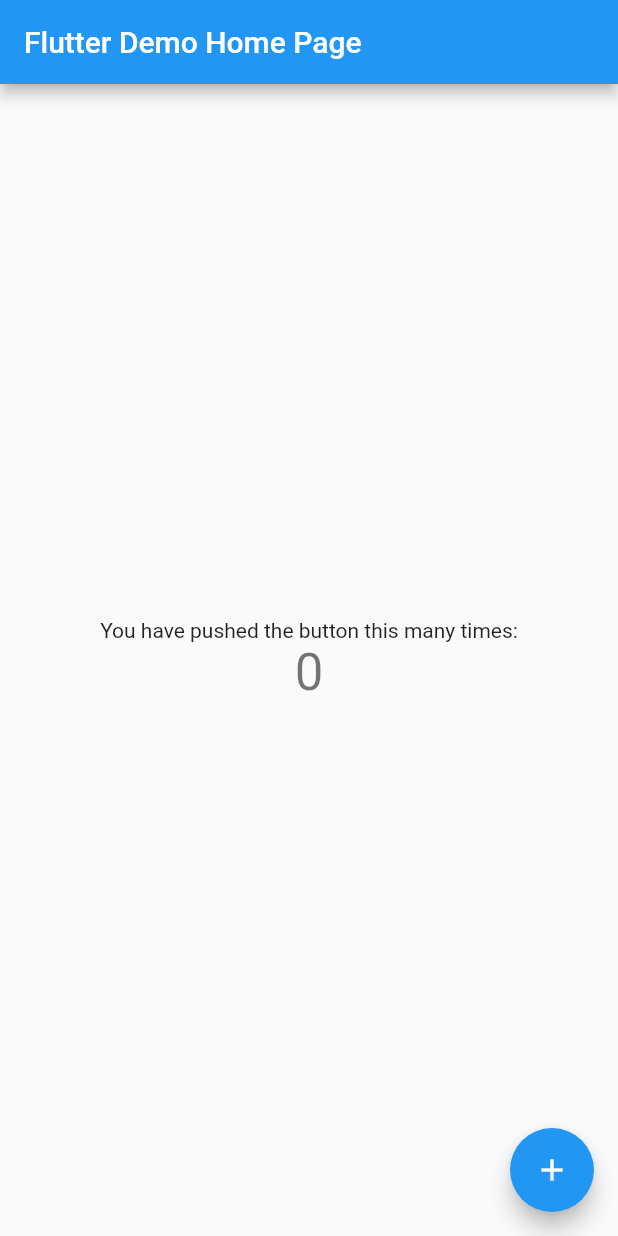
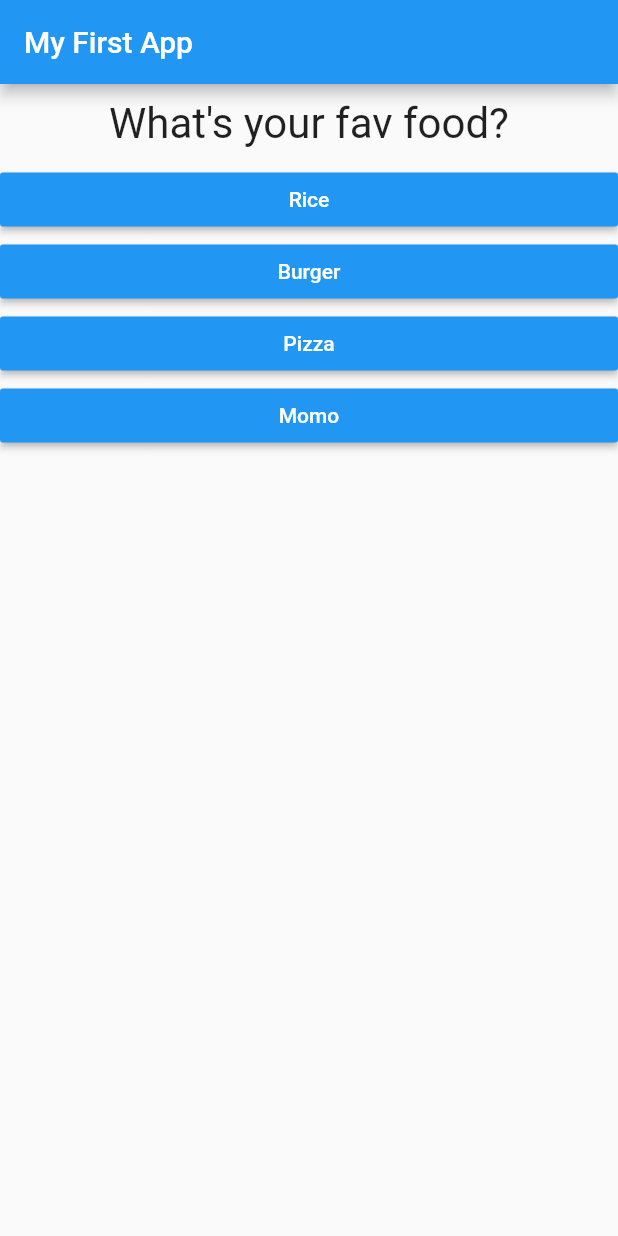
Before and after one commit to MayankKandpal/Flutter_Dev-Udemy-, a Flutter app: the screen it shows after launch, on a phone screen of 412 x 824 dp. Run offline on Flutter 3.47's test engine with Material 2 defaults, Android fonts, the phone set to English and light mode, and no system bars.

Commit message:
first flutter quiz app complete

```diff
--- /dev/null
+++ b/lib/Result.dart
@@ -0,0 +1,35 @@
+import 'package:flutter/material.dart';
+
+class Result extends StatelessWidget {
+  final int resultScore;
+  final Function resetHandler;
+  Result(this.resultScore, this.resetHandler);
+  String get resultPhrase {
+    String resultText;
+    if (resultScore > 8) {
+      resultText = 'You are awesome';
+    } else {
+      resultText = 'You can do better';
+    }
+    return resultText;
+  }
+
+  @override
+  Widget build(BuildContext context) {
+    return Center(
+        child: Column(
+      children: [
+        Text(
+          resultPhrase,
+          style: TextStyle(fontSize: 36, fontWeight: FontWeight.bold),
+          textAlign: TextAlign.center,
+        ),
+        FlatButton(
+          child: Text('Reset Quiz', style: TextStyle(fontSize: 32)),
+          textColor: Colors.blue,
+          onPressed: resetHandler,
+        )
+      ],
+    ));
+  }
+}
--- /dev/null
+++ b/lib/answer.dart
@@ -0,0 +1,18 @@
+import 'package:flutter/material.dart';
+
+class Answer extends StatelessWidget {
+  final Function selectHandler;
+  final String answerText;
+  Answer(this.selectHandler, this.answerText);
+  @override
+  Widget build(BuildContext context) {
+    return Container(
+      width: double.infinity,
+      child: RaisedButton(
+          color: Colors.blue,
+          textColor: Colors.white,
+          child: Text(answerText),
+          onPressed: selectHandler),
+    );
+  }
+}
--- a/lib/main.dart
+++ b/lib/main.dart
@@ -1,117 +1,76 @@
 import 'package:flutter/material.dart';
+import './question.dart';
+import './answer.dart';
+import './quiz.dart';
+import './Result.dart';
 
 void main() {
   runApp(MyApp());
 }
 
-class MyApp extends StatelessWidget {
-  // This widget is the root of your application.
+//void main()=>runApp(MyApp());
+class MyApp extends StatefulWidget {
   @override
-  Widget build(BuildContext context) {
-    return MaterialApp(
-      title: 'Flutter Demo',
-      theme: ThemeData(
-        // This is the theme of your application.
-        //
-        // Try running your application with "flutter run". You'll see the
-        // application has a blue toolbar. Then, without quitting the app, try
-        // changing the primarySwatch below to Colors.green and then invoke
-        // "hot reload" (press "r" in the console where you ran "flutter run",
-        // or simply save your changes to "hot reload" in a Flutter IDE).
-        // Notice that the counter didn't reset back to zero; the application
-        // is not restarted.
-        primarySwatch: Colors.blue,
-        // This makes the visual density adapt to the platform that you run
-        // the app on. For desktop platforms, the controls will be smaller and
-        // closer together (more dense) than on mobile platforms.
-        visualDensity: VisualDensity.adaptivePlatformDensity,
-      ),
-      home: MyHomePage(title: 'Flutter Demo Home Page'),
-    );
+  State<StatefulWidget> createState() {
+    // TODO: implement createState
+    return _MyAppState();
   }
 }
 
-class MyHomePage extends StatefulWidget {
-  MyHomePage({Key key, this.title}) : super(key: key);
+class _MyAppState extends State<MyApp> {
+  final _questions = [
+    {
+      'question text': 'What\'s your fav food?',
+      'answers': [
+        {'text': 'Rice', 'score': 3},
+        {'text': 'Burger', 'score': 1},
+        {'text': 'Pizza', 'score': 7},
+        {'text': 'Momo', 'score': 8}
+      ],
+    },
+    {
+      'question text': 'What\'s your fav animal?',
+      'answers': [
+        {'text': 'Rabbit', 'score': 3},
+        {'text': 'Lion', 'score': 1},
+        {'text': 'Dog', 'score': 7},
+        {'text': 'Cat', 'score': 8}
+      ],
+    }
+  ];
+  var _questionIndex = 0;
+  var _totalScore = 0;
+  void _resetQuiz(){
+    setState(() {
+       _questionIndex = 0;
+      _totalScore = 0;
+    });
 
-  // This widget is the home page of your application. It is stateful, meaning
-  // that it has a State object (defined below) that contains fields that affect
-  // how it looks.
-
-  // This class is the configuration for the state. It holds the values (in this
-  // case the title) provided by the parent (in this case the App widget) and
-  // used by the build method of the State. Fields in a Widget subclass are
-  // always marked "final".
-
-  final String title;
-
-  @override
-  _MyHomePageState createState() => _MyHomePageState();
-}
-
-class _MyHomePageState extends State<MyHomePage> {
-  int _counter = 0;
-
-  void _incrementCounter() {
+  }
+  void _answerQuestion(int score) {
+    _totalScore += score;
     setState(() {
-      // This call to setState tells the Flutter framework that something has
-      // changed in this State, which causes it to rerun the build method below
-      // so that the display can reflect the updated values. If we changed
-      // _counter without calling setState(), then the build method would not be
-      // called again, and so nothing would appear to happen.
-      _counter++;
+      _questionIndex = _questionIndex + 1;
     });
+    if (_questionIndex < _questions.length) {
+      print(_questionIndex);
+    }
   }
 
   @override
   Widget build(BuildContext context) {
-    // This method is rerun every time setState is called, for instance as done
-    // by the _incrementCounter method above.
-    //
-    // The Flutter framework has been optimized to make rerunning build methods
-    // fast, so that you can just rebuild anything that needs updating rather
-    // than having to individually change instances of widgets.
-    return Scaffold(
-      appBar: AppBar(
-        // Here we take the value from the MyHomePage object that was created by
-        // the App.build method, and use it to set our appbar title.
-        title: Text(widget.title),
-      ),
-      body: Center(
-        // Center is a layout widget. It takes a single child and positions it
-        // in the middle of the parent.
-        child: Column(
-          // Column is also a layout widget. It takes a list of children and
-          // arranges them vertically. By default, it sizes itself to fit its
-          // children horizontally, and tries to be as tall as its parent.
-          //
-          // Invoke "debug painting" (press "p" in the console, choose the
-          // "Toggle Debug Paint" action from the Flutter Inspector in Android
-          // Studio, or the "Toggle Debug Paint" command in Visual Studio Code)
-          // to see the wireframe for each widget.
-          //
-          // Column has various properties to control how it sizes itself and
-          // how it positions its children. Here we use mainAxisAlignment to
-          // center the children vertically; the main axis here is the vertical
-          // axis because Columns are vertical (the cross axis would be
-          // horizontal).
-          mainAxisAlignment: MainAxisAlignment.center,
-          children: <Widget>[
-            Text(
-              'You have pushed the button this many times:',
-            ),
-            Text(
-              '$_counter',
-              style: Theme.of(context).textTheme.headline4,
-            ),
-          ],
-        ),
-      ),
-      floatingActionButton: FloatingActionButton(
-        onPressed: _incrementCounter,
-        tooltip: 'Increment',
-        child: Icon(Icons.add),
-      ), // This trailing comma makes auto-formatting nicer for build methods.
-    );
+    return MaterialApp(
+      home: Scaffold(
+          appBar: AppBar(
+            title: Text('My First App'),
+          ),
+          body: _questionIndex < _questions.length
+              ? Quiz(
+                  questionIndex: _questionIndex,
+                  questions: _questions,
+                  answerQuestion: _answerQuestion,
+                )
+              : Result(_totalScore,_resetQuiz),
+    ),);
   }
 }
--- /dev/null
+++ b/lib/question.dart
@@ -0,0 +1,18 @@
+import 'package:flutter/material.dart';
+
+class Question extends StatelessWidget {
+  final String questionText;
+  Question(this.questionText); //short format for constructor
+  @override
+  Widget build(BuildContext context) {
+    return Container(
+      margin: EdgeInsets.all(10),
+      width: double.infinity,
+      child: Text(
+        questionText,
+        style: TextStyle(fontSize: 28),
+        textAlign: TextAlign.center,
+      ),
+    );
+  }
+}
--- /dev/null
+++ b/lib/quiz.dart
@@ -0,0 +1,25 @@
+import 'package:flutter/material.dart';
+import './answer.dart';
+import './question.dart';
+
+class Quiz extends StatelessWidget {
+  final List<Map<String, Object>> questions;
+  final int questionIndex;
+  final Function answerQuestion;
+  Quiz(
+      {@required this.questions,
+      @required this.answerQuestion,
+      @required this.questionIndex});
+  @override
+  Widget build(BuildContext context) {
+    return Column(
+      children: [
+        Question(questions[questionIndex]['question text']),
+        ...(questions[questionIndex]['answers'] as List<Map<String, Object>>)
+            .map((answer) {
+          return Answer(() => answerQuestion(answer['score']), answer['text']);
+        }).toList()
+      ],
+    );
+  }
+}
```
